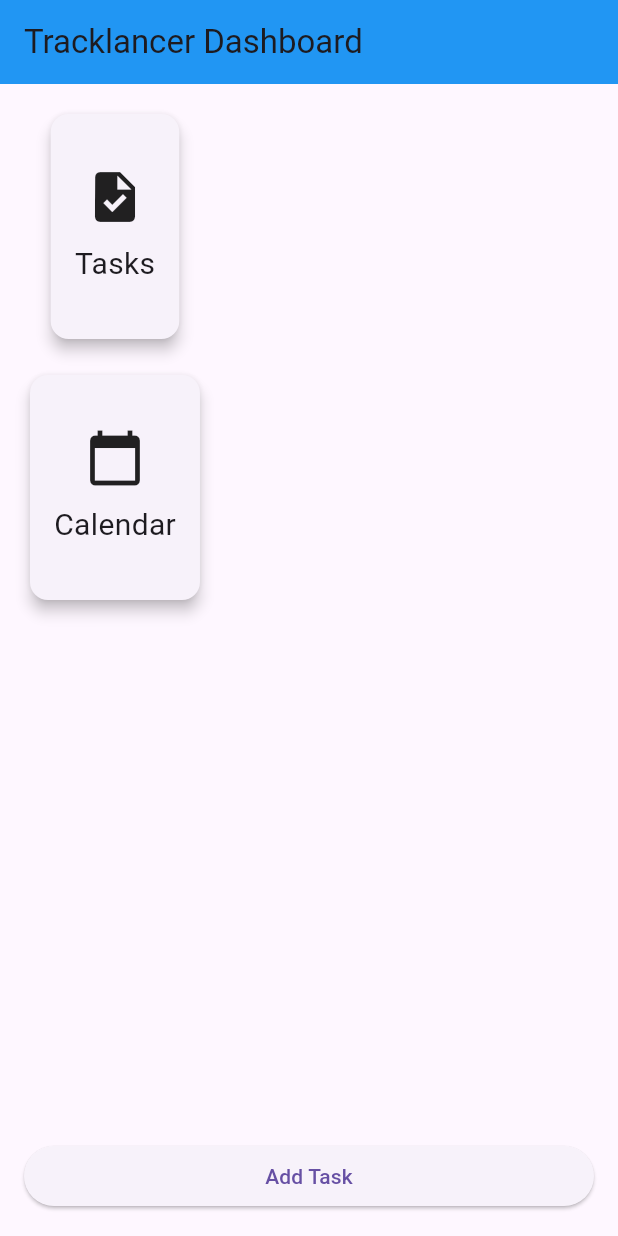
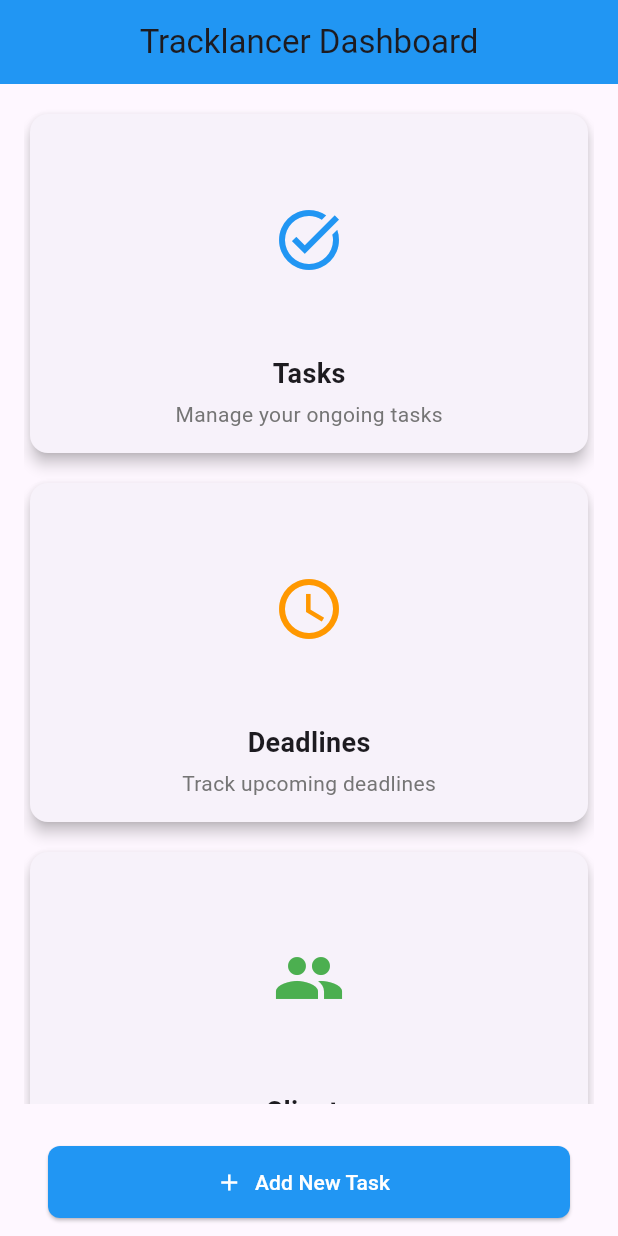
Before and after one commit to kalviumcommunity/tracklancer, a Flutter app: the screen it shows after launch, on a phone screen of 412 x 824 dp. Run offline on Flutter 3.47's test engine with Material 3 defaults, Android fonts, the phone set to English and light mode, and no system bars.

Commit message:
feat: implement Sprint-2 responsive home screen with MediaQuery, LayoutBuilder, and adaptive widgets
- Add reusable DashboardCard widget (lib/widgets/dashboard_card.dart)
- Rewrite responsive_home.dart with phone/tablet adaptive layouts
- Add four dashboard cards: Tasks, Deadlines, Clients, Payments
- Use LayoutBuilder for constraint-based layout switching
- Use MediaQuery for screen width detection
- Add SafeArea, FittedBox, AspectRatio, Flexible widgets
- Add 'Add New Task' footer button

```diff
--- a/lib/screens/responsive_home.dart
+++ b/lib/screens/responsive_home.dart
@@ -1,68 +1,132 @@
 import 'package:flutter/material.dart';
 
+import '../widgets/dashboard_card.dart';
+
+/// Responsive home screen that adapts between phone and tablet layouts
+/// using MediaQuery, LayoutBuilder, and adaptive widgets.
 class ResponsiveHome extends StatelessWidget {
   const ResponsiveHome({super.key});
 
+  /// Dashboard card data: each entry holds icon, title, description, and color.
+  static const List<Map<String, dynamic>> _cardData = [
+    {
+      'icon': Icons.task_alt,
+      'title': 'Tasks',
+      'description': 'Manage your ongoing tasks',
+      'color': Colors.blue,
+    },
+    {
+      'icon': Icons.access_time,
+      'title': 'Deadlines',
+      'description': 'Track upcoming deadlines',
+      'color': Colors.orange,
+    },
+    {
+      'icon': Icons.people,
+      'title': 'Clients',
+      'description': 'View and manage clients',
+      'color': Colors.green,
+    },
+    {
+      'icon': Icons.payment,
+      'title': 'Payments',
+      'description': 'Monitor payment status',
+      'color': Colors.purple,
+    },
+  ];
+
   @override
   Widget build(BuildContext context) {
-
-    double screenWidth = MediaQuery.of(context).size.width;
-    bool isTablet = screenWidth > 600;
+    // MediaQuery used to detect overall screen width.
+    final double screenWidth = MediaQuery.of(context).size.width;
+    final bool isTablet = screenWidth > 600;
 
     return Scaffold(
+      // ---- HEADER SECTION ----
       appBar: AppBar(
-        title: const Text("Tracklancer Dashboard"),
+        title: const Text('Tracklancer Dashboard'),
         backgroundColor: Colors.blue,
+        centerTitle: true,
       ),
 
-      body: Padding(
-        padding: const EdgeInsets.all(16),
-
-        child: isTablet
-            ? Row(
-                children: [
-                  Expanded(child: buildCard("Tasks", Icons.task)),
-                  const SizedBox(width: 16),
-                  Expanded(child: buildCard("Calendar", Icons.calendar_today)),
-                ],
-              )
-            : Column(
-                children: [
-                  buildCard("Tasks", Icons.task),
-                  const SizedBox(height: 16),
-                  buildCard("Calendar", Icons.calendar_today),
-                ],
-              ),
+      // ---- MAIN CONTENT SECTION ----
+      body: SafeArea(
+        child: Padding(
+          padding: const EdgeInsets.all(16),
+          child: LayoutBuilder(
+            builder: (BuildContext context, BoxConstraints constraints) {
+              if (constraints.maxWidth > 600) {
+                return _buildTabletLayout();
+              } else {
+                return _buildPhoneLayout();
+              }
+            },
+          ),
+        ),
       ),
 
+      // ---- FOOTER SECTION ----
       bottomNavigationBar: Padding(
-        padding: const EdgeInsets.all(16),
-        child: ElevatedButton(
-          onPressed: () {},
-          child: const Text("Add Task"),
+        padding: const EdgeInsets.symmetric(horizontal: 32, vertical: 12),
+        child: SizedBox(
+          width: double.infinity,
+          height: 48,
+          child: ElevatedButton.icon(
+            onPressed: () {},
+            icon: const Icon(Icons.add),
+            label: const Text('Add New Task'),
+            style: ElevatedButton.styleFrom(
+              backgroundColor: Colors.blue,
+              foregroundColor: Colors.white,
+              shape: RoundedRectangleBorder(
+                borderRadius: BorderRadius.circular(8),
+              ),
+            ),
+          ),
         ),
       ),
     );
   }
 
-  Widget buildCard(String title, IconData icon) {
-    return Card(
-      elevation: 4,
-      child: Container(
-        height: 150,
-        padding: const EdgeInsets.all(16),
-        child: Column(
-          mainAxisAlignment: MainAxisAlignment.center,
-          children: [
-            Icon(icon, size: 40),
-            const SizedBox(height: 10),
-            Text(
-              title,
-              style: const TextStyle(fontSize: 20),
+  // ---------------------------------------------------------------------------
+  // Phone layout: single-column scrollable list of cards.
+  // ---------------------------------------------------------------------------
+  Widget _buildPhoneLayout() {
+    return SingleChildScrollView(
+      child: Column(
+        crossAxisAlignment: CrossAxisAlignment.stretch,
+        children: _cardData.map((data) {
+          return Padding(
+            padding: const EdgeInsets.only(bottom: 12),
+            child: DashboardCard(
+              icon: data['icon'] as IconData,
+              title: data['title'] as String,
+              description: data['description'] as String,
+              color: data['color'] as Color,
             ),
-          ],
-        ),
+          );
+        }).toList(),
       ),
     );
   }
+
+  // ---------------------------------------------------------------------------
+  // Tablet layout: 2-column grid of cards.
+  // ---------------------------------------------------------------------------
+  Widget _buildTabletLayout() {
+    return GridView.count(
+      crossAxisCount: 2,
+      crossAxisSpacing: 16,
+      mainAxisSpacing: 16,
+      childAspectRatio: 1.6,
+      children: _cardData.map((data) {
+        return DashboardCard(
+          icon: data['icon'] as IconData,
+          title: data['title'] as String,
+          description: data['description'] as String,
+          color: data['color'] as Color,
+        );
+      }).toList(),
+    );
+  }
 }
--- /dev/null
+++ b/lib/widgets/dashboard_card.dart
@@ -0,0 +1,70 @@
+import 'package:flutter/material.dart';
+
+/// A reusable dashboard card widget that displays an icon, title,
+/// and description with a configurable accent color.
+class DashboardCard extends StatelessWidget {
+  final IconData icon;
+  final String title;
+  final String description;
+  final Color color;
+
+  const DashboardCard({
+    super.key,
+    required this.icon,
+    required this.title,
+    required this.description,
+    required this.color,
+  });
+
+  @override
+  Widget build(BuildContext context) {
+    return Card(
+      elevation: 4,
+      shape: RoundedRectangleBorder(
+        borderRadius: BorderRadius.circular(12),
+      ),
+      child: Padding(
+        padding: const EdgeInsets.all(16),
+        child: Column(
+          mainAxisSize: MainAxisSize.min,
+          children: [
+            AspectRatio(
+              aspectRatio: 2.5,
+              child: FittedBox(
+                fit: BoxFit.scaleDown,
+                child: Icon(icon, size: 48, color: color),
+              ),
+            ),
+            const SizedBox(height: 8),
+            Flexible(
+              child: FittedBox(
+                fit: BoxFit.scaleDown,
+                child: Text(
+                  title,
+                  style: const TextStyle(
+                    fontSize: 18,
+                    fontWeight: FontWeight.bold,
+                  ),
+                ),
+              ),
+            ),
+            const SizedBox(height: 4),
+            Flexible(
+              child: FittedBox(
+                fit: BoxFit.scaleDown,
+                child: Text(
+                  description,
+                  textAlign: TextAlign.center,
+                  style: TextStyle(
+                    fontSize: 14,
+                    color: Colors.grey[600],
+                  ),
+                ),
+              ),
+            ),
+          ],
+        ),
+      ),
+    );
+  }
+}
```
